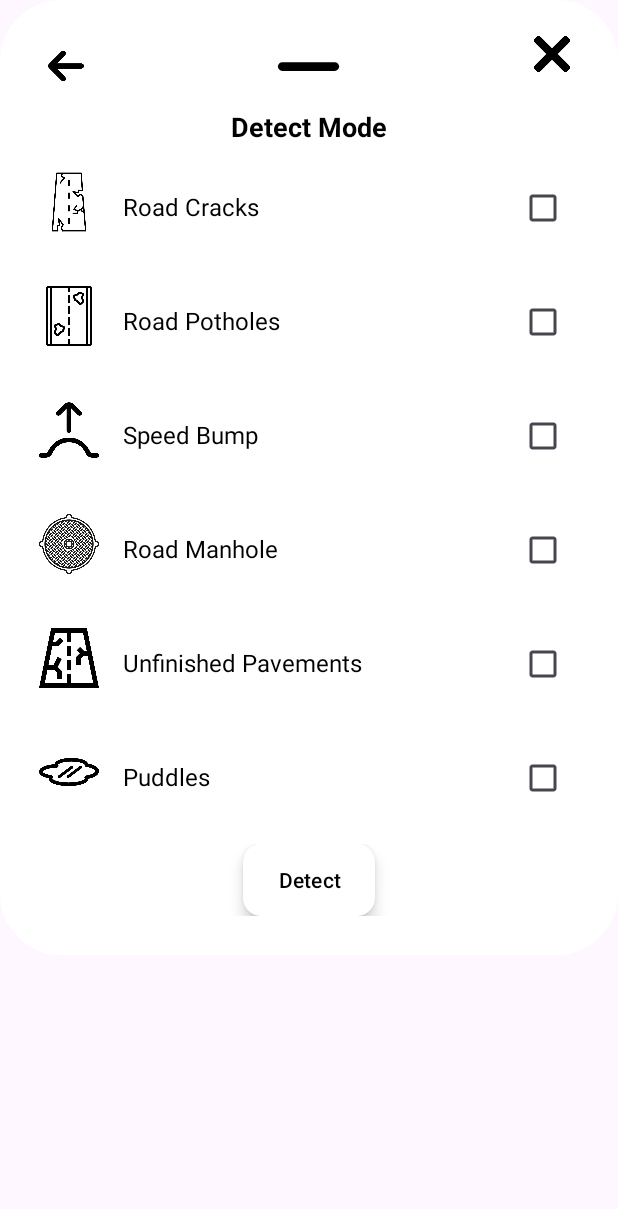
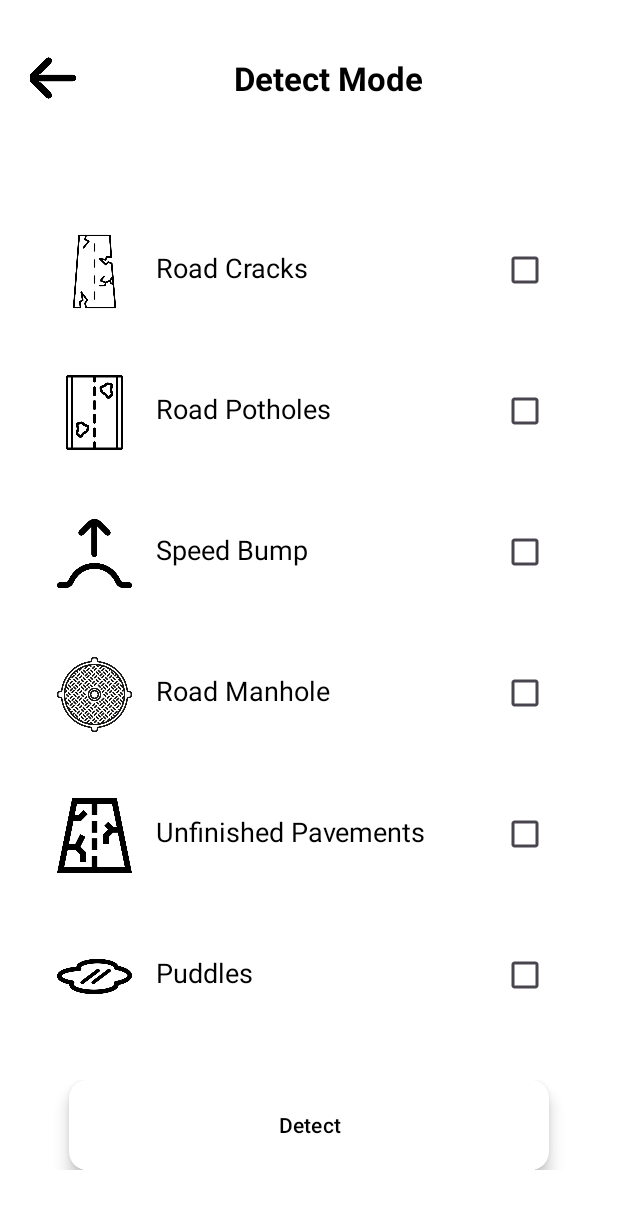
Before and after one commit to DynnKyru/DriveAware-Road_hazard_detector, an Android app: the layout settings_alertmode.xml on its own in the app's theme, with its tools: preview values and no code run, on a phone screen of 412 x 824 dp. Shown: the top 1209 px of the screen. Run offline under Robolectric (Android 15) with nearby library versions, the phone set to English and light mode, and no system bars.

Commit message:
2/4 layout

```diff
--- a/app/src/main/java/com/DynnKyru/driveAware/MainActivity.kt
+++ b/app/src/main/java/com/DynnKyru/driveAware/MainActivity.kt
@@ -1345,23 +1345,24 @@ class MainActivity : AppCompatActivity() {
         Toast.makeText(this, if (isChecked) "Night Mode Enabled" else "Night Mode Disabled", Toast.LENGTH_SHORT).show()
     }
     fun Context.createDialog(layoutId: Int): Dialog {
-        val dialog = Dialog(this)
+        val dialog = Dialog(this, android.R.style.Theme_DeviceDefault_Light_NoActionBar_Fullscreen)
         dialog.setContentView(layoutId)
 
-        // Optional: Make background transparent
+        // Make background transparent only if your layout has its own background (e.g. rounded corners)
         dialog.window?.setBackgroundDrawableResource(android.R.color.transparent)
 
-        // Optional: Set layout size
+        // Set layout size to fullscreen
         dialog.window?.setLayout(
             ViewGroup.LayoutParams.MATCH_PARENT,
-            ViewGroup.LayoutParams.WRAP_CONTENT
+            ViewGroup.LayoutParams.MATCH_PARENT // Change from WRAP_CONTENT to MATCH_PARENT
         )
 
-        // Optional: Disable outside touch to dismiss
+        // Disable outside touch to dismiss if needed
         dialog.setCancelable(true)
 
         return dialog
     }
+
 
     private fun setupDialogWindow(dialog: Dialog) {
         dialog.window?.apply {
--- a/app/src/main/res/layout/settings.xml
+++ b/app/src/main/res/layout/settings.xml
@@ -2,9 +2,11 @@
 <LinearLayout xmlns:android="http://schemas.android.com/apk/res/android"
     android:layout_width="match_parent"
     android:layout_height="match_parent"
-    android:background="@android:color/white"
     android:orientation="vertical"
-    android:padding="16dp">
+    android:padding="12dp"
+    android:background="@color/white">
+
+
 
     <!-- ✅ Combined Back Button + Title -->
 
@@ -25,7 +27,7 @@
             android:id="@+id/Backbutton"
             android:layout_width="32dp"
             android:layout_height="32dp"
-            android:layout_marginStart="-2dp"
+            android:layout_marginStart="-1dp"
             android:clickable="true"
             android:src="@drawable/back_arrow" />
 
@@ -41,18 +43,18 @@
             android:textStyle="bold" />
 
     </LinearLayout>
-
+    <!-- Profile -->
     <LinearLayout
         android:id="@+id/layoutProfile"
         android:layout_width="match_parent"
         android:layout_height="wrap_content"
-        android:layout_marginTop="8dp"
+        android:layout_marginTop="10dp"
         android:background="@drawable/border_gray"
         android:layout_marginStart="10dp"
         android:layout_marginEnd="10dp"
         android:gravity="center_vertical"
         android:orientation="horizontal"
-        android:padding="24dp">
+        android:padding="34dp">
 
         <ImageView
             android:layout_width="40dp"
@@ -77,12 +79,12 @@
         android:id="@+id/layoutReport"
         android:layout_width="match_parent"
         android:layout_height="wrap_content"
-        android:layout_marginTop="12dp"
+        android:layout_marginTop="16dp"
         android:background="@drawable/border_gray"
         android:layout_marginStart="10dp"
         android:layout_marginEnd="10dp"
         android:gravity="center_vertical"
-        android:padding="14dp">
+        android:padding="18dp">
 
         <ImageView
             android:layout_width="40dp"
@@ -105,14 +107,14 @@
     <!-- ✅ Alert Toggle -->
     <LinearLayout
         android:id="@+id/layoutAlerts"
-        android:layout_marginTop="42dp"
+        android:layout_marginTop="58dp"
         android:layout_width="match_parent"
         android:layout_height="wrap_content"
         android:layout_marginStart="15dp"
         android:layout_marginEnd="15dp"
         android:gravity="center_vertical"
         android:orientation="horizontal"
-        android:padding="5dp">
+        android:padding="10dp">
 
         <ImageView
             android:layout_width="40dp"
@@ -147,7 +149,7 @@
         android:layout_marginTop="8dp"
         android:gravity="center_vertical"
         android:orientation="horizontal"
-        android:padding="5dp">
+        android:padding="10dp">
 
         <ImageView
             android:layout_width="40dp"
@@ -185,7 +187,7 @@
         android:layout_marginTop="8dp"
         android:gravity="center_vertical"
         android:orientation="horizontal"
-        android:padding="5dp">
+        android:padding="10dp">
 
         <ImageView
             android:layout_width="40dp"
@@ -219,7 +221,7 @@
         android:layout_marginTop="8dp"
         android:gravity="center_vertical"
         android:orientation="horizontal"
-        android:padding="5dp">
+        android:padding="10dp">
 
         <ImageView
             android:layout_width="40dp"
@@ -256,7 +258,7 @@
         android:layout_marginTop="8dp"
         android:gravity="center_vertical"
         android:orientation="horizontal"
-        android:padding="5dp">
+        android:padding="10dp">
 
         <ImageView
             android:layout_width="40dp"
@@ -292,7 +294,7 @@
         android:layout_marginTop="8dp"
         android:gravity="center_vertical"
         android:orientation="horizontal"
-        android:padding="5dp">
+        android:padding="10dp">
 
         <ImageView
             android:layout_width="40dp"
@@ -317,6 +319,8 @@
             android:layout_gravity="end"
             android:scaleType="fitCenter"
             android:src="@drawable/right_arrow" />
+
+
     </LinearLayout>
 
 </LinearLayout>
--- a/app/src/main/res/layout/settings_alertmode.xml
+++ b/app/src/main/res/layout/settings_alertmode.xml
@@ -2,60 +2,41 @@
 <LinearLayout xmlns:android="http://schemas.android.com/apk/res/android"
     xmlns:app="http://schemas.android.com/apk/res-auto"
     android:layout_width="match_parent"
-    android:layout_height="wrap_content"
-    android:background="@drawable/dialogbg"
+    android:layout_height="match_parent"
+    android:background="@color/white"
     android:orientation="vertical"
-    android:padding="16dp">
+    android:padding="12dp">
 
-    <!-- ✅ Top Bar -->
-    <RelativeLayout
+    <!-- ✅ Combined Back Button + Title -->
+
+    <!-- User Profile Settings -->
+
+    <LinearLayout
         android:layout_width="match_parent"
         android:layout_height="wrap_content"
-        android:padding="8dp">
-
-        <!-- Center Top Button -->
-        <ImageView
-            android:id="@+id/topCenterButton"
-            android:layout_width="70dp"
-            android:layout_height="wrap_content"
-            android:layout_centerInParent="true"
-            android:backgroundTint="@color/black"
-            android:scaleType="centerCrop"
-            android:src="@drawable/ic_round_remove_24" />
+        android:orientation="horizontal"
+        android:gravity="center_vertical"
+        android:paddingStart="8dp"
+        android:paddingEnd="24dp"
+        android:paddingTop="24dp"
+        android:paddingBottom="24dp">
 
         <ImageView
             android:id="@+id/Backbutton"
-            android:layout_width="24dp"
-            android:layout_height="24dp"
-            android:layout_margin="8dp"
+            android:layout_width="32dp"
+            android:layout_height="32dp"
+            android:layout_marginStart="-1dp"
             android:clickable="true"
-            android:src="@drawable/back_arrow"
-            app:layout_constraintStart_toStartOf="parent"
-            app:layout_constraintTop_toTopOf="parent" />
-        <!-- Cancel (X) Button -->
-        <ImageView
-            android:id="@+id/cancelMenuButton"
-            android:layout_width="24dp"
-            android:layout_height="24dp"
-            android:layout_alignParentEnd="true"
-            android:layout_marginEnd="8dp"
-            android:src="@drawable/ic_exit" />
-    </RelativeLayout>
-    <!-- Title -->
-    <LinearLayout
-        android:layout_width="match_parent"
-        android:layout_height="wrap_content"
-        android:gravity="center_horizontal"
-        android:orientation="horizontal"
-        android:paddingBottom="8dp">
+            android:src="@drawable/back_arrow" />
 
         <TextView
             android:id="@+id/menuTitle"
             android:layout_width="wrap_content"
             android:layout_height="wrap_content"
+            android:layout_marginStart="105dp"
             android:text="Detect Mode"
             android:textColor="#000000"
-            android:textSize="18sp"
+            android:textSize="22sp"
             android:textStyle="bold" />
 
     </LinearLayout>
@@ -63,14 +44,17 @@
     <!-- Road Cracks -->
     <LinearLayout
         android:id="@+id/layoutRoadcracks"
+        android:layout_marginTop="48dp"
+        android:layout_marginStart="10dp"
+        android:layout_marginEnd="10dp"
         android:layout_width="match_parent"
         android:layout_height="wrap_content"
         android:orientation="horizontal"
-        android:padding="10dp">
+        android:padding="16dp">
 
         <ImageView
-            android:layout_width="40dp"
-            android:layout_height="40dp"
+            android:layout_width="50dp"
+            android:layout_height="50dp"
             android:scaleType="fitCenter"
             android:src="@drawable/roadcracks" />
 
@@ -81,7 +65,7 @@
             android:layout_weight="1"
             android:text="Road Cracks"
             android:textColor="@color/black"
-            android:textSize="16sp" />
+            android:textSize="18sp" />
 
         <CheckBox
             android:id="@+id/RoadcrackCheckbox"
@@ -94,13 +78,15 @@
         android:id="@+id/layoutRoadpotholes"
         android:layout_width="match_parent"
         android:layout_height="wrap_content"
-        android:layout_marginTop="8dp"
+        android:layout_marginTop="12dp"
+        android:layout_marginStart="10dp"
+        android:layout_marginEnd="10dp"
         android:orientation="horizontal"
-        android:padding="10dp">
+        android:padding="16dp">
 
         <ImageView
-            android:layout_width="40dp"
-            android:layout_height="40dp"
+            android:layout_width="50dp"
+            android:layout_height="50dp"
             android:scaleType="fitCenter"
             android:src="@drawable/roadpotholes" />
 
@@ -111,7 +97,7 @@
             android:layout_weight="1"
             android:text="Road Potholes"
             android:textColor="@color/black"
-            android:textSize="16sp" />
+            android:textSize="18sp" />
 
         <CheckBox
             android:id="@+id/RoadpotholeCheckbox"
@@ -124,13 +110,15 @@
         android:id="@+id/layoutRoadspeedbump"
         android:layout_width="match_parent"
         android:layout_height="wrap_content"
-        android:layout_marginTop="8dp"
+        android:layout_marginTop="12dp"
+        android:layout_marginStart="10dp"
+        android:layout_marginEnd="10dp"
         android:orientation="horizontal"
-        android:padding="10dp">
+        android:padding="16dp">
 
         <ImageView
-            android:layout_width="40dp"
-            android:layout_height="40dp"
+            android:layout_width="50dp"
+            android:layout_height="50dp"
             android:scaleType="fitCenter"
             android:src="@drawable/speed" />
 
@@ -141,7 +129,7 @@
             android:layout_weight="1"
             android:text="Speed Bump"
             android:textColor="@color/black"
-            android:textSize="16sp" />
+            android:textSize="18sp" />
 
         <CheckBox
             android:id="@+id/SpeedbumpCheckbox"
@@ -154,13 +142,15 @@
         android:id="@+id/layoutRoadmanhole"
         android:layout_width="match_parent"
         android:layout_height="wrap_content"
-        android:layout_marginTop="8dp"
+        android:layout_marginTop="12dp"
+        android:layout_marginStart="10dp"
+        android:layout_marginEnd="10dp"
         android:orientation="horizontal"
-        android:padding="10dp">
+        android:padding="16dp">
 
         <ImageView
-            android:layout_width="40dp"
-            android:layout_height="40dp"
+            android:layout_width="50dp"
+            android:layout_height="50dp"
             android:scaleType="fitCenter"
             android:src="@drawable/manhole" />
 
@@ -171,7 +161,7 @@
             android:layout_weight="1"
             android:text="Road Manhole"
             android:textColor="@color/black"
-            android:textSize="16sp" />
+            android:textSize="18sp" />
 
         <CheckBox
             android:id="@+id/RoadmanholeCheckbox"
@@ -184,13 +174,15 @@
         android:id="@+id/layoutunfinishedpavements"
         android:layout_width="match_parent"
         android:layout_height="wrap_content"
-        android:layout_marginTop="8dp"
+        android:layout_marginTop="12dp"
+        android:layout_marginStart="10dp"
+        android:layout_marginEnd="10dp"
         android:orientation="horizontal"
-        android:padding="10dp">
+        android:padding="16dp">
 
         <ImageView
-            android:layout_width="40dp"
-            android:layout_height="40dp"
+            android:layout_width="50dp"
+            android:layout_height="50dp"
             android:scaleType="fitCenter"
             android:src="@drawable/unfinishedpavements" />
 
@@ -201,7 +193,7 @@
             android:layout_weight="1"
             android:text="Unfinished Pavements"
             android:textColor="@color/black"
-            android:textSize="16sp" />
+            android:textSize="18sp" />
 
         <CheckBox
             android:id="@+id/UnfinishedpavementCheckbox"
@@ -214,13 +206,15 @@
         android:id="@+id/layoutRoadpuddles"
         android:layout_width="match_parent"
         android:layout_height="wrap_content"
-        android:layout_marginTop="8dp"
+        android:layout_marginTop="12dp"
+        android:layout_marginStart="10dp"
+        android:layout_marginEnd="10dp"
         android:orientation="horizontal"
-        android:padding="10dp">
+        android:padding="16dp">
 
         <ImageView
-            android:layout_width="40dp"
-            android:layout_height="40dp"
+            android:layout_width="50dp"
+            android:layout_height="50dp"
             android:scaleType="fitCenter"
             android:src="@drawable/puddles" />
 
@@ -231,7 +225,7 @@
             android:layout_weight="1"
             android:text="Puddles"
             android:textColor="@color/black"
-            android:textSize="16sp" />
+            android:textSize="18sp" />
 
         <CheckBox
             android:id="@+id/puddlesCheckbox"
@@ -243,8 +237,10 @@
     <LinearLayout
         android:layout_width="match_parent"
         android:layout_height="wrap_content"
+        android:layout_marginTop="12dp"
         android:gravity="center"
-        android:padding="10dp">
+        android:padding="16dp">
+
 
         <androidx.cardview.widget.CardView
             android:layout_width="wrap_content"
@@ -254,11 +250,10 @@
             app:cardBackgroundColor="@color/white"
             app:cardCornerRadius="12dp"
             app:cardElevation="6dp">
-
             <Button
                 android:id="@+id/detectButton"
-                android:layout_width="wrap_content"
-                android:layout_height="wrap_content"
+                android:layout_width="320dp"
+                android:layout_height="60dp"
                 android:backgroundTint="@android:color/transparent"
                 android:elevation="0dp"
                 android:padding="8dp"
```
